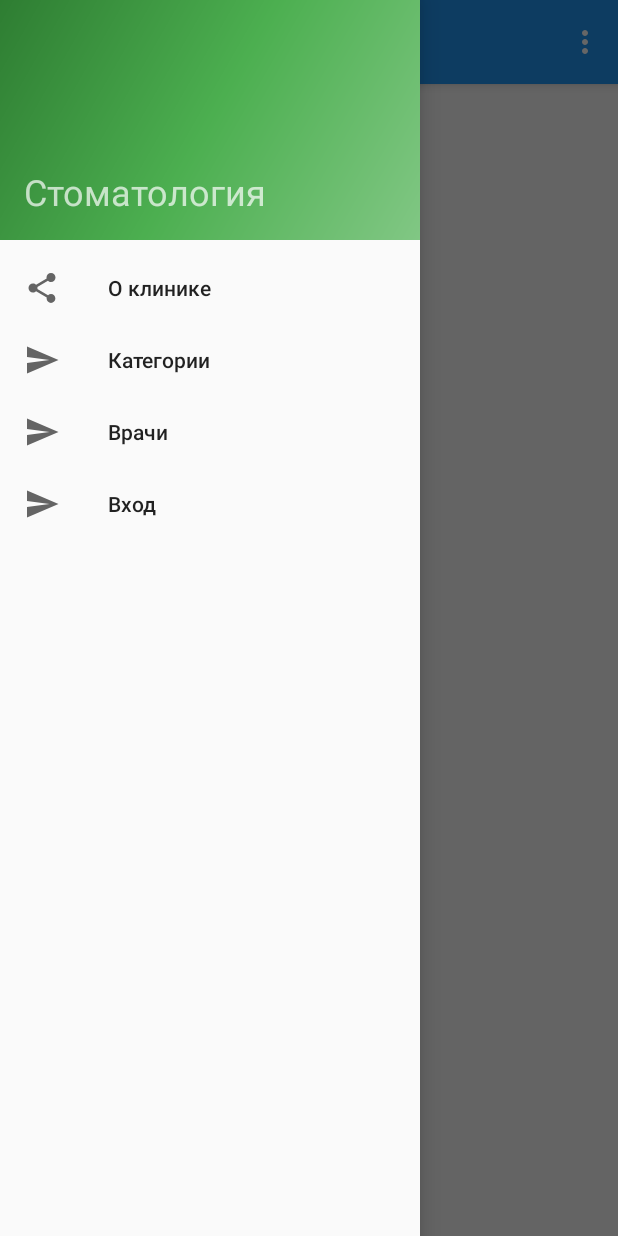
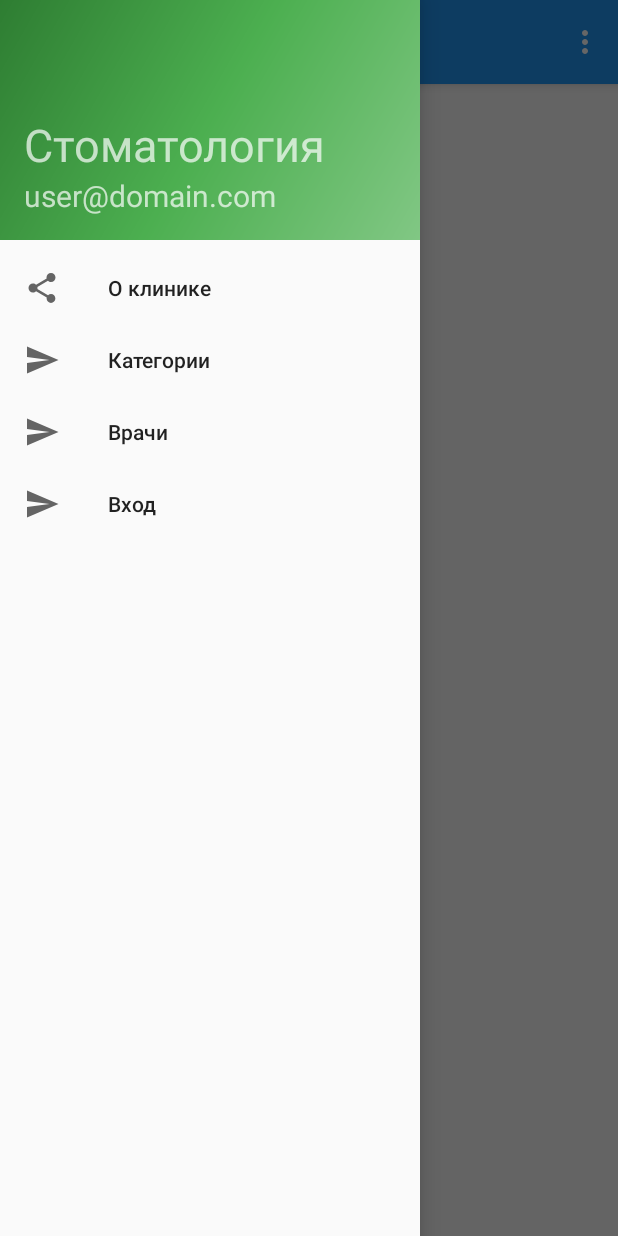
Before and after one commit to aemarkov/study-stomatology, an Android app: the fragment CategoriesFragment placed in its activity, with the side drawer open, on a phone screen of 412 x 824 dp. Run offline under Robolectric (Android 15) with nearby library versions, the phone set to English and light mode, and no system bars; 1 statement that could not run was skipped.

```diff
--- a/app/build.gradle
+++ b/app/build.gradle
@@ -39,4 +39,5 @@ dependencies {
     compile 'com.squareup.retrofit2:retrofit:2.0.2'
     compile 'com.squareup.retrofit2:converter-gson:2.0.2'
     compile 'com.android.support:cardview-v7:23.3.0'
+    compile 'com.squareup.okhttp3:logging-interceptor:3.2.0'
 }
--- a/app/src/main/java/com/example/stomatologyclient/MainActivity.java
+++ b/app/src/main/java/com/example/stomatologyclient/MainActivity.java
@@ -1,5 +1,6 @@
 package com.example.stomatologyclient;
 
+import android.content.Context;
 import android.content.Intent;
 import android.os.Bundle;
 import android.support.design.widget.NavigationView;
@@ -9,16 +10,24 @@ import android.support.v4.widget.DrawerLayout;
 import android.support.v7.app.ActionBarDrawerToggle;
 import android.support.v7.app.AppCompatActivity;
 import android.support.v7.widget.Toolbar;
+import android.view.LayoutInflater;
 import android.view.Menu;
 import android.view.MenuItem;
+import android.view.View;
+import android.widget.TextView;
 
 import com.example.stomatologyclient.auth.StomatologyAccountManager;
 import com.example.stomatologyclient.fragments.AboutFramgnet;
 import com.example.stomatologyclient.fragments.CategoriesFragment;
 import com.example.stomatologyclient.fragments.DoctorsFragment;
+import com.example.stomatologyclient.fragments.PatientsFragment;
 
 public class MainActivity extends AppCompatActivity
         implements NavigationView.OnNavigationItemSelectedListener {
+
+    TextView header_username;
+    Menu navigation_menu;
+
 
     @Override
     protected void onCreate(Bundle savedInstanceState) {
@@ -35,6 +44,75 @@ public class MainActivity extends AppCompatActivity
 
         NavigationView navigationView = (NavigationView) findViewById(R.id.nav_view);
         navigationView.setNavigationItemSelectedListener(this);
+        navigation_menu = navigationView.getMenu();
+
+
+        View header = LayoutInflater.from(this).inflate(R.layout.nav_header_main, null);
+        header_username = (TextView)header.findViewById(R.id.header_username_view);
+    }
+
+    @Override
+    public void onResume()
+    {
+        super.onResume();
+        set_menu();;
+        String name = StomatologyAccountManager.getUsername(this);
+
+        if(name==null)
+            header_username.setVisibility(View.GONE);
+        else
+        {
+            header_username.setVisibility(View.VISIBLE);
+            header_username.setText(name);
+        }
+    }
+
+    private void set_menu()
+    {
+        int role = StomatologyAccountManager.getRole(this);
+
+
+        MenuItem visits = navigation_menu.findItem(R.id.nav_visits);
+        MenuItem patients = navigation_menu.findItem(R.id.nav_patients);
+        MenuItem orders = navigation_menu.findItem(R.id.nav_orders);
+        MenuItem logout = navigation_menu.findItem(R.id.nav_logout);
+        MenuItem login = navigation_menu.findItem(R.id.nav_signin);
+
+        //Добавление специифичных для каждой категории пользователей пунтков меню
+        if(role==StomatologyAccountManager.ROLE_PATIENT)
+        {
+            visits.setVisible(true);
+            orders.setVisible(false);
+            patients.setVisible(false);
+        }
+        else if(role==StomatologyAccountManager.ROLE_DOCTOR)
+        {
+            visits.setVisible(false);
+            orders.setVisible(false);
+            patients.setVisible(true);
+        }
+        else if(role==StomatologyAccountManager.ROLE_TECHNICAN)
+        {
+            visits.setVisible(false);
+            orders.setVisible(true);
+            patients.setVisible(false);
+        }
+        else if(role==StomatologyAccountManager.ROLE_ADMIN)
+        {
+            patients.setVisible(true);
+            orders.setVisible(true);
+            visits.setVisible(false);
+        }
+
+        if(role!=-1) {
+            logout.setVisible(true);
+            login.setVisible(false);
+        }
+        else
+        {
+            logout.setVisible(false);
+            login.setVisible(true);
+        }
     }
 
     @Override
@@ -49,10 +127,11 @@ public class MainActivity extends AppCompatActivity
 
     @Override
     public boolean onCreateOptionsMenu(Menu menu) {
-        // Inflate the menu; this adds items to the action bar if it is present.
+        // Inflate the navigation_menu; this adds items to the action bar if it is present.
         getMenuInflater().inflate(R.menu.main, menu);
         return true;
     }
+
 
     @Override
     public boolean onOptionsItemSelected(MenuItem item) {
@@ -93,6 +172,24 @@ public class MainActivity extends AppCompatActivity
         {
             StomatologyAccountManager.showLoginActivity(this);
         }
+        else if(id==R.id.nav_visits)
+        {
+
+        }
+        else if(id==R.id.nav_patients)
+        {
+            ft.replace(R.id.container,new PatientsFragment());
+        }
+        else if(id==R.id.nav_orders)
+        {
+
+        }
+        else if(id==R.id.nav_logout)
+        {
+            StomatologyAccountManager.logout(this);
+            finish();
+            startActivity(getIntent());
+        }
 
         ft.commit();
 
--- a/app/src/main/java/com/example/stomatologyclient/activity/ActivityLogin.java
+++ b/app/src/main/java/com/example/stomatologyclient/activity/ActivityLogin.java
@@ -106,7 +106,8 @@ public class ActivityLogin extends AppCompatActivity {
                         JSONObject message = new JSONObject(response.body().string());
                         String token  = message.getString("access_token");
                         String role = message.getString("role");
-                        StomatologyAccountManager.saveToken(activity, token, role);
+                        String username = message.getString("userName");
+                        StomatologyAccountManager.saveToken(activity, token, role, username);
                         Helpers.ShowMessage(context, "Успешный вход", "", new DialogInterface.OnClickListener() {
                             @Override
                             public void onClick(DialogInterface dialog, int which) {
--- a/app/src/main/java/com/example/stomatologyclient/adapters/NamedListAdapter.java
+++ b/app/src/main/java/com/example/stomatologyclient/adapters/NamedListAdapter.java
@@ -76,13 +76,17 @@ public class NamedListAdapter extends  RecyclerView.Adapter<NameViewHolder> impl
         else
             holder.editor_panel.setVisibility(View.GONE);
 
-        if (has_image) {
+        if (has_image)
+        {
+            holder.imageView.setVisibility(View.VISIBLE);
             Glide.with(context)
                     .load(items.get(position).Image)
                     .centerCrop()
                     .placeholder(context.getResources().getDrawable(R.drawable.ic_camera))
                     .into(holder.imageView);
         }
+        else
+            holder.imageView.setVisibility(View.GONE);
 
     }
 
--- a/app/src/main/java/com/example/stomatologyclient/api/API.java
+++ b/app/src/main/java/com/example/stomatologyclient/api/API.java
@@ -1,4 +1,7 @@
 package com.example.stomatologyclient.api;
+
+import android.graphics.AvoidXfermode;
+import android.graphics.Paint;
 
 import java.util.List;
 
@@ -82,6 +85,23 @@ public interface API
     @DELETE("api/doctor/{id}")
     Call<ResponseBody> deleteDoctor(@Path("id") int id);
 
+    //Пациенты
+    @GET("api/patient")
+    Call<List<Models.Patient>> getPatients();
+
+    @GET("api/patient/{id}")
+    Call<Models.Patient> getPatient(@Path("id") int id);
+
+    @PUT("api/patient")
+    Call<ResponseBody> putPatient(@Body Models.Patient patient);
+
+    @POST("api/patient")
+    Call<ResponseBody> postPatient(@Body Models.Patient patient);
+
+    @DELETE("api/patient/{id}")
+    Call<ResponseBody> deletePatient(@Path("id") int id);
+
+
     //Получение токена
     @FormUrlEncoded
     @POST("Token")
--- a/app/src/main/java/com/example/stomatologyclient/api/Models.java
+++ b/app/src/main/java/com/example/stomatologyclient/api/Models.java
@@ -168,7 +168,6 @@ public class Models
         public Integer PatientId;
         public Integer DoctorId;
         public List<Object> Procedures = new ArrayList<Object>();
-        public Integer Id;
 
         @Override
         public String Name() {
--- a/app/src/main/java/com/example/stomatologyclient/auth/StomatologyAccountManager.java
+++ b/app/src/main/java/com/example/stomatologyclient/auth/StomatologyAccountManager.java
@@ -28,6 +28,7 @@ public class StomatologyAccountManager
     private final static String PREF="prefs";
     private final static String TOKEN = "token";
     private final static String ROLE = "role";
+    private final static String USER = "user";
 
     /*public StomatologyAccountManager(Activity context) {
         mContext = context;
@@ -53,7 +54,7 @@ public class StomatologyAccountManager
      * @param token
      * @param role
      */
-    public static void saveToken(Context mContext, String token, String role)
+    public static void saveToken(Context mContext, String token, String role, String username)
     {
         SharedPreferences shpr =  mContext.getSharedPreferences(PREF, Context.MODE_PRIVATE);
         SharedPreferences.Editor editor =shpr.edit();
@@ -67,6 +68,8 @@ public class StomatologyAccountManager
             editor.putInt(ROLE,ROLE_DOCTOR);
         else if(role.equals("dental_technican"))
             editor.putInt(ROLE,ROLE_TECHNICAN);
+
+        editor.putString(USER,username);
 
         editor.commit();
     }
@@ -110,12 +113,33 @@ public class StomatologyAccountManager
      * если не зарегестрирован
      * @return
      */
-    public static int GetRole(Context mContext)
+    public static int getRole(Context mContext)
     {
         SharedPreferences shpr =  mContext.getSharedPreferences(PREF,Context.MODE_PRIVATE);
         int role = shpr.getInt(ROLE,-1);
-        String token = shpr.getString(TOKEN,"");
         return role;
     }
 
+    /**
+     * Возвращает имя пользователя
+     * @param context
+     * @return
+     */
+    public static String getUsername(Context context)
+    {
+        SharedPreferences shpr =  context.getSharedPreferences(PREF,Context.MODE_PRIVATE);
+        return shpr.getString(USER,null);
+    }
+
+    /**
+     * Выход
+     */
+    public static void logout(Context context)
+    {
+        SharedPreferences shpr =  context.getSharedPreferences(PREF, Context.MODE_PRIVATE);
+        SharedPreferences.Editor editor =shpr.edit();
+        editor.remove(ROLE);
+        editor.remove(TOKEN);
+        editor.commit();
+    }
 }
--- /dev/null
+++ b/app/src/main/java/com/example/stomatologyclient/fragments/AbstractListFragment.java
@@ -0,0 +1,74 @@
+package com.example.stomatologyclient.fragments;
+
+import android.content.Intent;
+import android.os.Bundle;
+import android.support.v4.app.Fragment;
+import android.support.v7.app.AppCompatActivity;
+import android.support.v7.widget.RecyclerView;
+import android.view.LayoutInflater;
+import android.view.View;
+import android.view.ViewGroup;
+
+import com.example.stomatologyclient.R;
+import com.example.stomatologyclient.activity.AbstractNavigationActivity;
+import com.example.stomatologyclient.adapters.NamedListAdapter;
+import com.example.stomatologyclient.adapters.OnListInteractListener;
+import com.example.stomatologyclient.api.API;
+import com.example.stomatologyclient.api.RetrofitFactory;
+
+import retrofit2.Retrofit;
+
+/**
+ * Абстрактный базовый фрагмент для фрагментов, которые показывают список
+ */
+public abstract class AbstractListFragment extends Fragment implements OnListInteractListener
+{
+    protected NamedListAdapter adapter;
+    protected RecyclerView recyclerView;
+    protected Retrofit retrofit;
+    protected API api;
+
+    @Override
+    public void onCreate(Bundle savedInstanceState) {
+        super.onCreate(savedInstanceState);
+    }
+
+
+    @Override
+    public View onCreateView(LayoutInflater inflater, ViewGroup container,
+                             Bundle savedInstanceState) {
+        // Inflate the layout for this fragment
+        View root = inflater.inflate(R.layout.fragment_list, container, false);
+
+        recyclerView = (RecyclerView) root.findViewById(R.id.categories_list);
+
+        //Настройка запроса
+        retrofit = RetrofitFactory.GetRetrofit();
+        api = retrofit.create(API.class);
+
+        return root;
+    }
+
+    public View onCreateView(LayoutInflater inflater, ViewGroup container,
+                             Bundle savedInstanceState, String token) {
+        // Inflate the layout for this fragment
+        View root = inflater.inflate(R.layout.fragment_list, container, false);
+
+        recyclerView = (RecyclerView) root.findViewById(R.id.categories_list);
+
+        //Настройка запроса
+        retrofit = RetrofitFactory.GetRetrofit(token);
+        api = retrofit.create(API.class);
+
+        return root;
+    }
+
+    protected void start_activity_and_send_id(Class<? extends AppCompatActivity> activity, int id)
+    {
+        Intent intent = new Intent(getActivity(), activity);
+        intent.putExtra("id",id);
+        startActivity(intent);
+
+    }
+
+}
--- a/app/src/main/java/com/example/stomatologyclient/fragments/AbstractNavigationFragment.java
+++ b/app/src/main/java/com/example/stomatologyclient/fragments/AbstractNavigationFragment.java
@@ -10,13 +10,7 @@ import android.support.v7.app.AppCompatActivity;
  */
 public class AbstractNavigationFragment extends  Fragment
 {
-    protected void start_activity_and_send_id(Class<? extends AppCompatActivity> activity, int id)
-    {
-        Intent intent = new Intent(getActivity(), activity);
-        intent.putExtra("id",id);
-        startActivity(intent);
 
-    }
 
 
 }
--- a/app/src/main/java/com/example/stomatologyclient/fragments/CategoriesFragment.java
+++ b/app/src/main/java/com/example/stomatologyclient/fragments/CategoriesFragment.java
@@ -30,33 +30,22 @@ import retrofit2.Retrofit;
 /**
  * Фрагмент страница категорий
  */
-public class CategoriesFragment extends AbstractNavigationFragment implements OnListInteractListener {
+public class CategoriesFragment extends AbstractListFragment
+{
 
-
-    private NamedListAdapter adapter;
-    private RecyclerView recyclerView;
-    private Retrofit retrofit;
-    private API api;
-
-
-    @Override
-    public void onCreate(Bundle savedInstanceState) {
-        super.onCreate(savedInstanceState);
-
-    }
 
     @Override
     public View onCreateView(LayoutInflater inflater, ViewGroup container,
                              Bundle savedInstanceState) {
-        // Inflate the layout for this fragment
-        View root =  inflater.inflate(R.layout.fragment_list, container, false);
+      return super.onCreateView(inflater, container, savedInstanceState);
+    }
 
+    //Грузим категориии
+    @Override
+    public void onResume()
+    {
+        super.onResume();
 
-        recyclerView = (RecyclerView)root.findViewById(R.id.categories_list);
-
-        //Настройка запроса
-        retrofit = RetrofitFactory.GetRetrofit();
-        api = retrofit.create(API.class);
         Call<List<Models.Category>> categories = api.getCategories();
 
         //Настройка заголовка
@@ -64,7 +53,7 @@ public class CategoriesFragment extends AbstractNavigationFragment implements On
         context.setTitle(context.getString(R.string.Categories));
 
         final OnListInteractListener listner = this;
-        final boolean is_admin = StomatologyAccountManager.GetRole(getActivity())==StomatologyAccountManager.ROLE_ADMIN;
+        final boolean is_admin = StomatologyAccountManager.getRole(getActivity())==StomatologyAccountManager.ROLE_ADMIN;
 
         //Запрос
         categories.enqueue(new Callback<List<Models.Category>>() {
@@ -86,9 +75,7 @@ public class CategoriesFragment extends AbstractNavigationFragment implements On
             }
         });
 
-        return  root;
     }
-
 
     //////////////////////// ОБРАБОТЧИКИИ СОБЫТИЙ //////////////////////////////////////////////////
 
--- a/app/src/main/res/layout/nav_header_main.xml
+++ b/app/src/main/res/layout/nav_header_main.xml
@@ -14,6 +14,14 @@
     <TextView
         android:layout_width="match_parent"
         android:layout_height="wrap_content"
-        android:textSize="24sp"
+        android:textSize="30sp"
         android:text="Стоматология"/>
+
+    <TextView
+        android:id="@+id/header_username_view"
+        android:layout_width="match_parent"
+        android:layout_height="wrap_content"
+        android:textSize="20sp"
+        android:text="user@domain.com"/>
+
 </LinearLayout>
--- a/app/src/main/res/menu/activity_main_drawer.xml
+++ b/app/src/main/res/menu/activity_main_drawer.xml
@@ -2,6 +2,7 @@
 <menu xmlns:android="http://schemas.android.com/apk/res/android">
 
 
+    <group android:id="@+id/default_group">
         <item
             android:id="@+id/nav_about"
             android:icon="@drawable/ic_menu_share"
@@ -18,6 +19,30 @@
             android:id="@+id/nav_signin"
             android:icon="@drawable/ic_menu_send"
             android:title="@string/SignIn" />
+    </group>
+    <group android:id="@+id/group_signed">
+        <item android:id="@+id/nav_visits"
+            android:visible="false"
+            android:title="@string/Visits"
+            android:icon="@drawable/ic_menu_send">
+        </item>
 
+        <item android:id="@+id/nav_patients"
+            android:visible="false"
+            android:title="@string/Patients"
+            android:icon="@drawable/ic_menu_send">
+        </item>
+
+        <item android:id="@+id/nav_orders"
+            android:visible="false"
+            android:title="@string/Orders"
+            android:icon="@drawable/ic_menu_send">
+        </item>
+        <item
+            android:visible="true"
+            android:id="@+id/nav_logout"
+            android:icon="@drawable/ic_menu_send"
+            android:title="@string/Logout" />
+    </group>
 
 </menu>
--- a/app/src/main/res/values/strings.xml
+++ b/app/src/main/res/values/strings.xml
@@ -11,9 +11,12 @@
     <string name="Categories">Категории</string>
     <string name="Doctors">Врачи</string>
     <string name="Profile">Личный кабинет</string>
-    <string name="Orders">Заказы</string>
     <string name="SignIn">Вход</string>
     <string name="SignOut">Выход</string>
+    <string name="Visits">Посещения</string>
+    <string name="Patients">Пациенты</string>
+    <string name="Orders">Заказы</string>
+    <string name="Logout">Выход</string>
 
 
     <!--  НАЗВАНИЕ ACTIVITY -->
```
Also changed, not shown: app/src/main/java/com/example/stomatologyclient/activity/CategoryActivity.java (+10 -11 lines), app/src/main/java/com/example/stomatologyclient/api/RetrofitFactory.java (+29 -13 lines), app/src/main/java/com/example/stomatologyclient/fragments/DoctorsFragment.java (+15 -17 lines), app/src/main/java/com/example/stomatologyclient/fragments/PatientsFragment.java (added, +100 -0 lines), app/src/main/res/layout/fragment_patients.xml (added, +13 -0 lines). Lines whose indentation alone changed are shown as unchanged.
